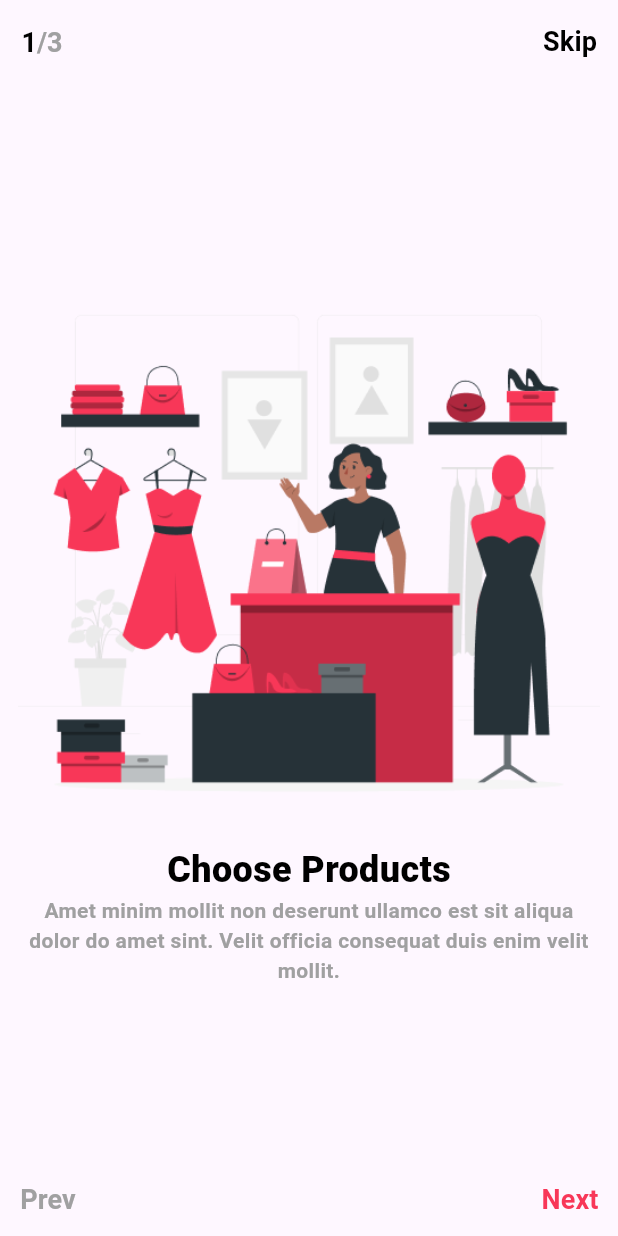
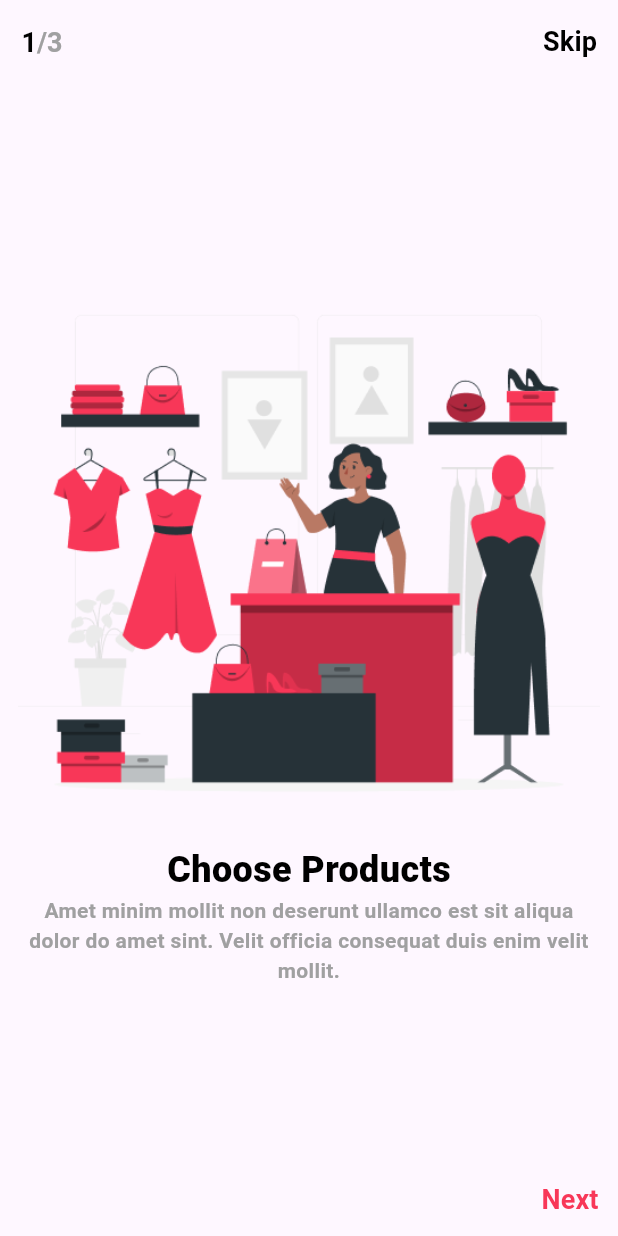
Before and after one commit to shihabLuminar/stylish, a Flutter app: the screen it shows after launch, on a phone screen of 412 x 824 dp. Run offline on Flutter 3.47's test engine with Material 3 defaults, Android fonts, the phone set to English and light mode, and no system bars.

Commit message:
onboarding

```diff
--- a/lib/view/onboarding_screen/onboarding_screen.dart
+++ b/lib/view/onboarding_screen/onboarding_screen.dart
@@ -106,8 +106,8 @@ class _OnboardingScreenState extends State<OnboardingScreen> {
         ),
       ),
       bottomNavigationBar: Row(
-        mainAxisAlignment: MainAxisAlignment.spaceBetween,
         children: [
+          if (currentindex != 0)
             TextButton(
               child: Text(
                 "Prev",
@@ -124,10 +124,10 @@ class _OnboardingScreenState extends State<OnboardingScreen> {
                 }
               },
             ),
-
+          Spacer(),
           TextButton(
             child: Text(
-              "Next",
+              currentindex == 2 ? "Get Started" : "Next",
               style: TextStyle(
                 color: ColorConstatns.primary,
                 fontSize: 18,
```
Lines whose indentation alone changed are shown as unchanged.
